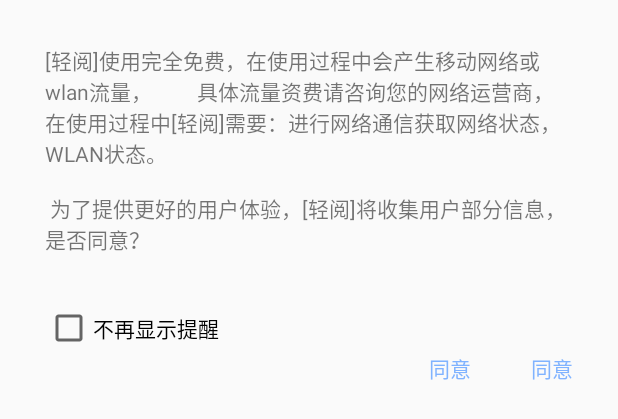
After one commit to ChuangShiJi/QingYue, an Android app: the layout splash_popup_menu.xml on its own in the app's theme, with its tools: preview values and no code run, on a phone screen of 412 x 824 dp. The commit adds this screen. Shown: the top 419 px of the screen. Run offline under Robolectric (Android 15) with nearby library versions, the phone set to English and light mode, and no system bars.

Commit message:
轻阅项目框架搭建005

```diff
--- a/app/src/main/AndroidManifest.xml
+++ b/app/src/main/AndroidManifest.xml
@@ -22,11 +22,6 @@
             </intent-filter>
         </activity>
 
-        <activity
-            android:name=".WelcomeActivity"
-            android:label="@string/title_activity_welcome" >
-        </activity>
-
 
     </application>
 
--- /dev/null
+++ b/app/src/main/res/layout/splash_popup_menu.xml
@@ -0,0 +1,45 @@
+<?xml version="1.0" encoding="utf-8"?>
+<RelativeLayout xmlns:android="http://schemas.android.com/apk/res/android"
+    android:orientation="vertical"
+    android:padding="30dp"
+    android:layout_width="match_parent"
+    android:layout_height="wrap_content">
+
+
+    <TextView
+        android:id="@+id/splash_info"
+        android:layout_width="match_parent"
+        android:layout_height="wrap_content"
+        android:text="[轻阅]使用完全免费，在使用过程中会产生移动网络或wlan流量，
+        具体流量资费请咨询您的网络运营商，在使用过程中[轻阅]需要：进行网络通信获取网络状态，
+        WLAN状态。\n\n 为了提供更好的用户体验，[轻阅]将收集用户部分信息，是否同意？\n\n"/>
+
+    <CheckBox
+        android:id="@+id/splash_chexkbox"
+        android:layout_below="@id/splash_info"
+        android:layout_width="wrap_content"
+        android:layout_height="wrap_content"
+        android:text="不再显示提醒"/>
+
+    <TextView
+        android:id="@+id/splash_agree"
+        android:layout_width="wrap_content"
+        android:layout_below="@id/splash_chexkbox"
+        android:layout_alignParentRight="true"
+        android:layout_height="wrap_content"
+        android:textColor="#80B3FF"
+        android:text="同意"/>
+
+    <TextView
+        android:id="@+id/splash_exit"
+        android:layout_toLeftOf="@id/splash_agree"
+        android:layout_alignBaseline="@id/splash_agree"
+        android:layout_marginEnd="40dp"
+        android:textColor="#80B3FF"
+        android:layout_width="wrap_content"
+        android:layout_height="wrap_content"
+        android:text="同意"/>
+
+
+
+</RelativeLayout>
--- a/app/src/main/res/menu/menu_welcome.xml
+++ /dev/null
@@ -1,6 +0,0 @@
-<menu xmlns:android="http://schemas.android.com/apk/res/android"
-    xmlns:app="http://schemas.android.com/apk/res-auto"
-    xmlns:tools="http://schemas.android.com/tools" tools:context="com.chsj.qingyue.WelcomeActivity">
-    <item android:id="@+id/action_settings" android:title="@string/action_settings"
-        android:orderInCategory="100" app:showAsAction="never" />
-</menu>
--- a/app/src/main/res/values/styles.xml
+++ b/app/src/main/res/values/styles.xml
@@ -1,7 +1,7 @@
 <resources>
 
     <!-- Base application theme. -->
-    <style name="AppTheme" parent="Theme.AppCompat.Light.DarkActionBar">
+    <style name="AppTheme" parent="Theme.AppCompat.Light.NoActionBar">
         <!-- Customize your theme here. -->
     </style>
 
@@ -10,7 +10,6 @@
         <item name="android:layout_width">0dp</item>
         <item name="android:layout_height">50dp</item>
         <item name="android:layout_weight">1</item>
-        <item name="android:gravity">center</item>
 
     </style>
 
```
Also changed, not shown: app/src/main/java/com/chsj/qingyue/SplashActivity.java (+20 -14 lines), app/src/main/java/com/chsj/qingyue/WelcomeActivity.java (deleted, +0 -33 lines), app/src/main/res/drawable/first_btn_selector.xml (+10 -4 lines), app/src/main/res/layout/activity_main.xml (+25 -6 lines), app/src/main/res/layout/activity_splash.xml (+5 -8 lines), app/src/main/res/layout/activity_welcome.xml (deleted, +0 -22 lines), app/src/main/res/menu/menu_splash.xml (+6 -2 lines), app/src/main/res/drawable/mobile_one_home_page_button.png (renamed from app/src/main/res/mipmap-xhdpi/mobile_one_home_page_button.png), app/src/main/res/drawable/mobile_one_home_page_press_down.png (renamed from app/src/main/res/mipmap-xhdpi/mobile_one_home_page_press_down.png), app/src/main/res/mipmap-mdpi/start_app_bg_icon.png (added).
